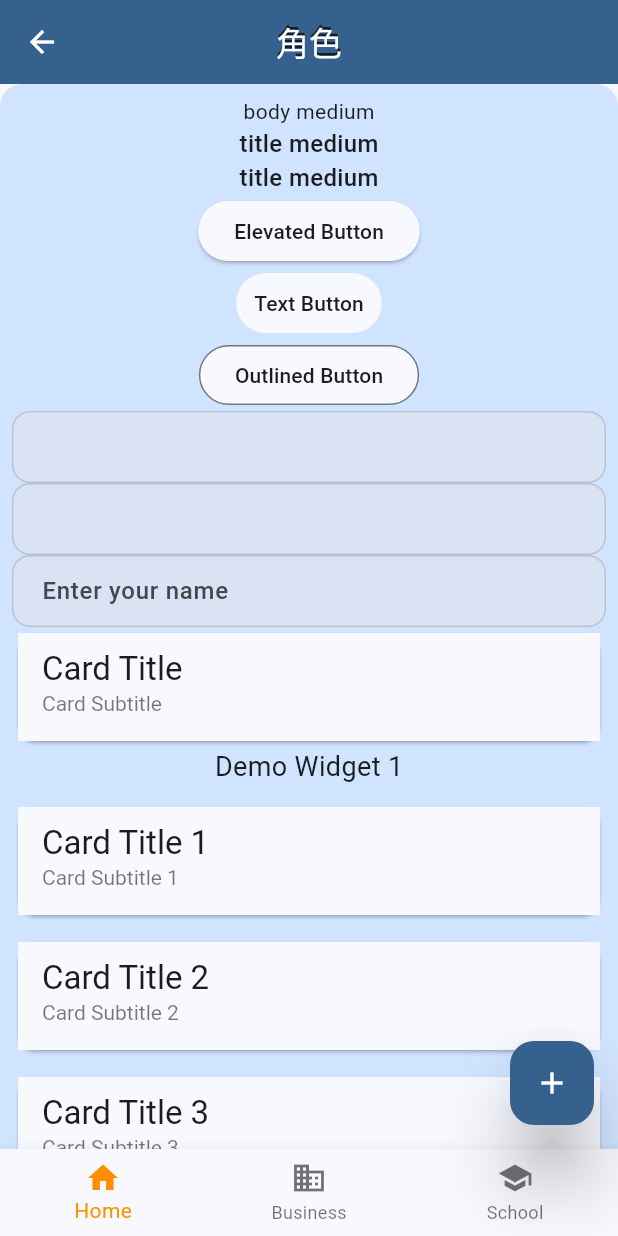
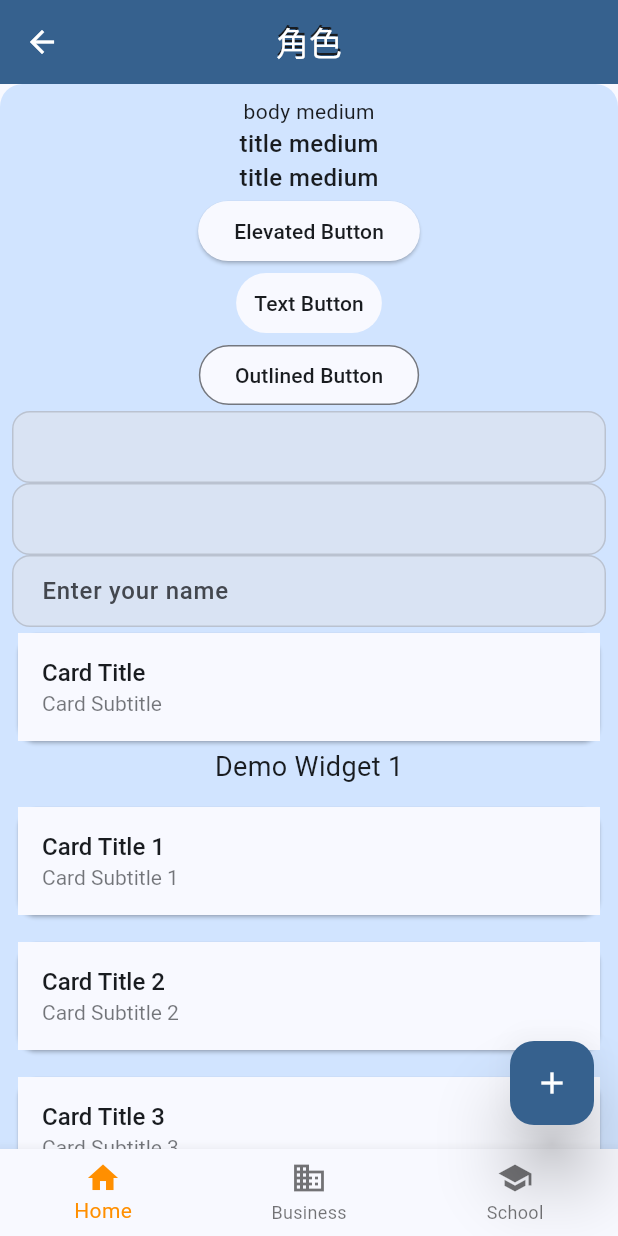
Before and after one commit to wesley990/demo_rpg, a Flutter app: the SampleScreen screen opened directly, on a phone screen of 412 x 824 dp. Run offline on Flutter 3.47's test engine with Material 3 defaults, Android fonts, the phone set to English and light mode, and no system bars; our stand-ins replace firebase_core, flutter_svg; accounts and stored records are empty.

```diff
--- a/lib/home/theme.dart
+++ b/lib/home/theme.dart
@@ -245,8 +245,8 @@ class AppTheme {
         tileColor: colorScheme.surface,
         titleTextStyle: TextStyle(
           color: colorScheme.onSurface,
-          fontSize: textTheme.titleLarge!.fontSize,
-          fontWeight: textTheme.titleLarge!.fontWeight,
+          fontSize: textTheme.titleMedium!.fontSize,
+          fontWeight: textTheme.titleMedium!.fontWeight,
         ),
         subtitleTextStyle: TextStyle(
           color: colorScheme.onSurface.withOpacity(0.6),
--- a/pubspec.yaml
+++ b/pubspec.yaml
@@ -20,3 +20,6 @@ dev_dependencies:
 
 flutter:
   uses-material-design: true
+  assets:
+  - assets/images/skills/
+  - assets/images/vocations/
```
Also changed, not shown: lib/home/home.dart (+4 -3 lines), assets/images/vocations/cleric.svg, assets/images/vocations/mage.svg, assets/images/vocations/rogue.svg, assets/images/vocations/warrior.svg.
